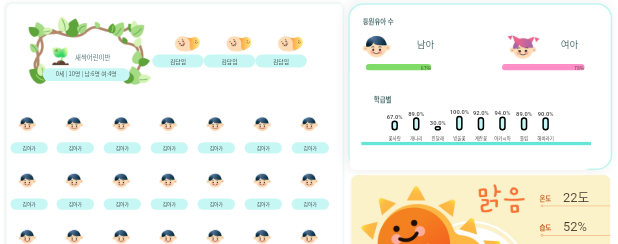
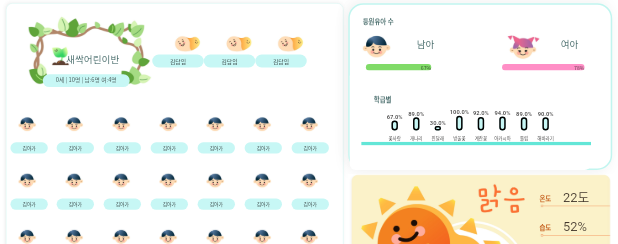
Before and after one commit to YoungHoKwon1/smart-info-panel, a Flutter app: the ClassInfo30 widget shown alone on an empty page, opened directly, on a phone screen of 412 x 824 dp. Shown: the top 244 px of the screen. Run offline on Flutter 3.47's test engine with Material 2 defaults, Android fonts, the phone set to English and light mode, and no system bars; drawn by our look-alikes of fl_chart; our stand-ins replace dio, flutter_screenutil, retrofit; generated files the repository leaves out were written again; Roboto replaces fonts that are missing (.AppleSystemUIFont, GamjaFlower).

Commit message:
GamjaFlower add

```diff
--- a/lib/classinfo30.dart
+++ b/lib/classinfo30.dart
@@ -1,4 +1,3 @@
-import 'package:flutter/cupertino.dart';
 import 'package:flutter/material.dart';
 import 'package:flutter_screenutil/flutter_screenutil.dart';
 import 'package:fl_chart/fl_chart.dart';
@@ -16,11 +15,13 @@ class ClassInfo30 extends StatefulWidget {
 class _ClassInfo30State extends State<ClassInfo30> {
   double degrees = 90;
   double radians = 0;
-
+  int childNum = 28;
+  int column = 7;
+  double row=4;
   @override
   void initState() {
     radians = degrees * math.pi / 180;
-    //row = childNum / column;
+    row = childNum / column;
     super.initState();
   }
 
@@ -46,9 +47,6 @@ class _ClassInfo30State extends State<ClassInfo30> {
   List<String> teacherName = ['김담임', '김담임', '김담임'];
   String className = '새싹어린이반';
   List<int> classInfo =[0,10,6,4]; //반 나이, 총 인원, 남아 수, 여아 수 순서
-  int childNum = 28;
-  int column = 7;
-  double row=4;
 
 
   @override
@@ -108,8 +106,8 @@ class _ClassInfo30State extends State<ClassInfo30> {
                                   child: Text(className,
                                       style: TextStyle(
                                         fontFamily: 'GamjaFlower',
-                                        color: Color(0xff39605f),
-                                        fontSize: 20.sp,
+                                        color: const Color(0xff39605f),
+                                        fontSize: 30.sp,
                                         fontWeight: FontWeight.w400,
                                         fontStyle: FontStyle.normal,
                                       )
@@ -119,8 +117,8 @@ class _ClassInfo30State extends State<ClassInfo30> {
                                     width: 270.w,
                                     height: 40.w,
                                     margin: EdgeInsets.only(top: 20.w),
-                                    decoration: new BoxDecoration(
-                                        color: Color(0xffc7f7f5),
+                                    decoration: BoxDecoration(
+                                        color: const Color(0xffc7f7f5),
                                         borderRadius: BorderRadius.circular(20)
                                     ),
                                   child: Center(
@@ -150,7 +148,7 @@ class _ClassInfo30State extends State<ClassInfo30> {
                                   width: 160.w,
                                   height: 40.w,
                                   decoration: BoxDecoration(
-                                      color: Color(0xffc7f7f5),
+                                      color: const Color(0xffc7f7f5),
                                       borderRadius: BorderRadius.circular(20)
                                   ),
                                 child: Center(
@@ -194,23 +192,25 @@ class _ClassInfo30State extends State<ClassInfo30> {
                                     width: 110.w,
                                     height: 110.w,
                                     margin: EdgeInsets.only(left: 36.w, top: 30.w),
-                                    child: const Image(
-                                        image: AssetImage(
-                                            'assets/childlifedata/02_3.jpg')),
+                                    child: const Center(
+                                      child: Image(
+                                          image: AssetImage(
+                                              'assets/childlifedata/02_3.jpg')),
+                                    ),
                                   )
                                 ],
                                 Container(
                                     width: 116.w,
                                     height: 35.w,
-                                    decoration: new BoxDecoration(
-                                        color: Color(0xffc7f7f5),
+                                    decoration: BoxDecoration(
+                                        color: const Color(0xffc7f7f5),
                                         borderRadius: BorderRadius.circular(17.5)
                                     ),
                                   child: Center(
                                     child: Text("김아가",
                                         style: TextStyle(
                                           fontFamily: 'NotoSansKR',
-                                          color: Color(0xff000000),
+                                          color: const Color(0xff000000),
                                           fontSize: 15.sp,
                                           fontWeight: FontWeight.w400,
                                           fontStyle: FontStyle.normal,
@@ -407,7 +407,7 @@ class _ClassInfo30State extends State<ClassInfo30> {
                     ),
 
                     ///학급별그래프
-                    Container(
+                    SizedBox(
                       width: 748.w,
                       height: 309.w,
                       child: AspectRatio(
--- a/pubspec.yaml
+++ b/pubspec.yaml
@@ -125,6 +125,11 @@ flutter:
           weight: 400
         - asset: assets/fonts/ko/NotoSansKR-Black.otf
           weight: 900
+
+    - family: GamjaFlower
+      fonts:
+        - asset: assets/fonts/ko/GamjaFlower-Regular.ttf
+          weight: 400
   # fonts:
   #   - family: Schyler
   #     fonts:
```
Also changed, not shown: 1 other file.
